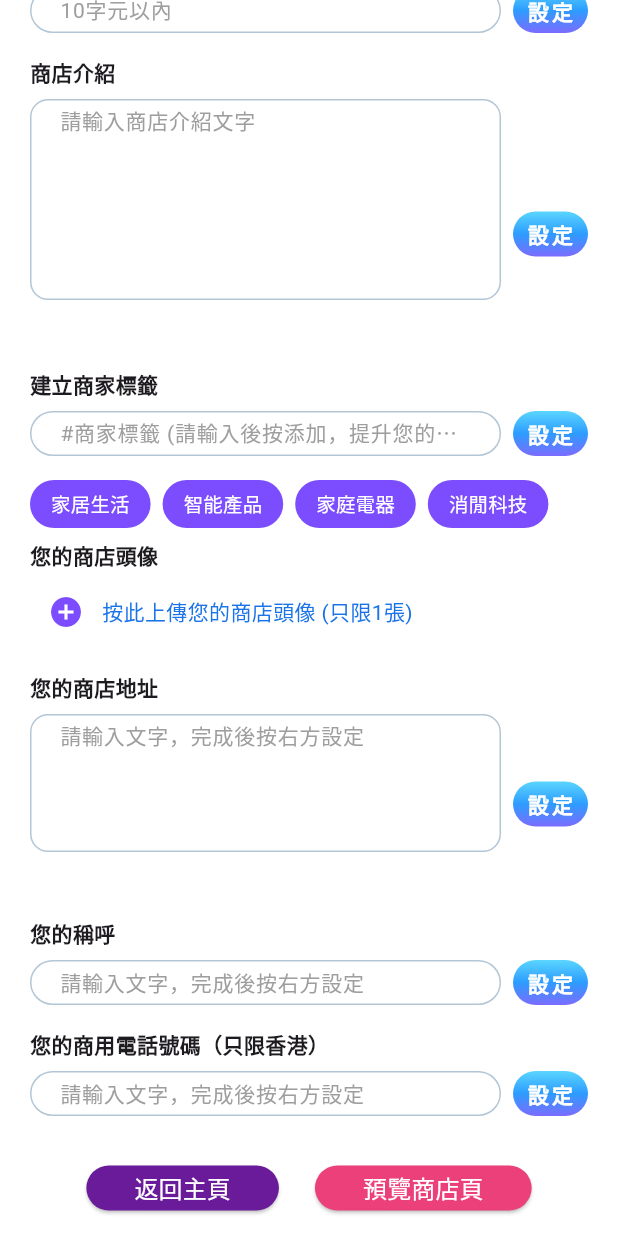
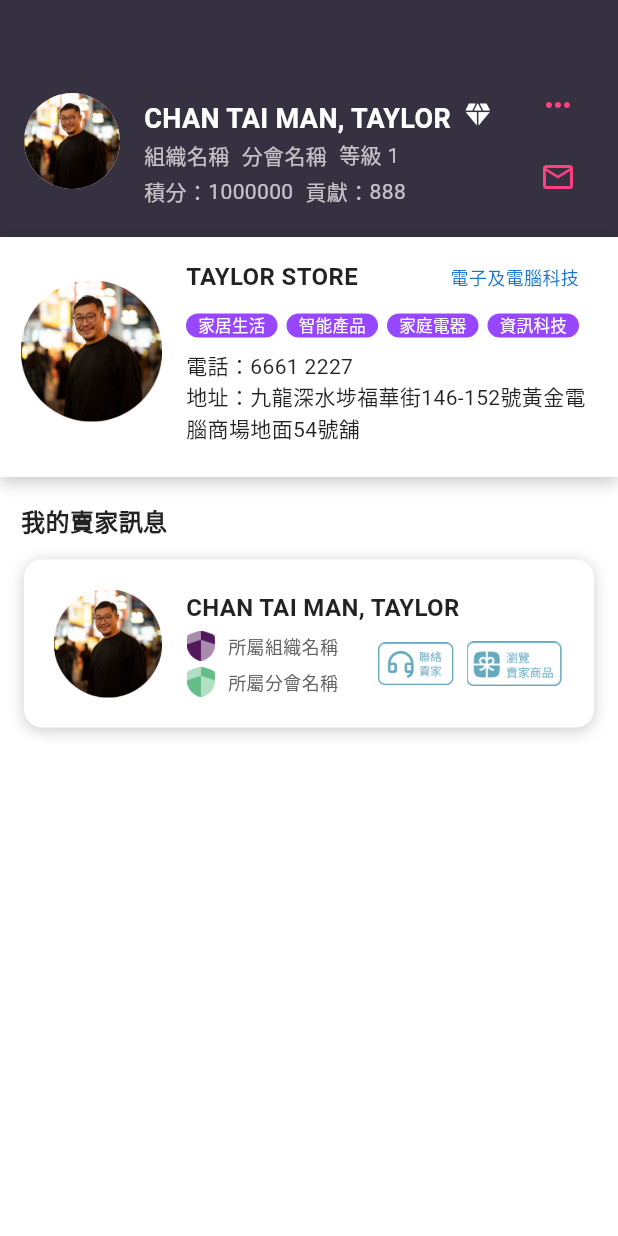
Before and after one commit to wangqiwei66/business_synerthink, a Flutter app: the SettingView screen opened directly, scrolled down 361 dp, after a tap on "預覽商店頁", on a phone screen of 412 x 824 dp. Run offline on Flutter 3.47's test engine with Material 3 defaults, Android fonts, the light colour scheme and no system bars; our stand-ins replace auto_size_text, cached_network_image, dio, fl_chart, flutter_animate, flutter_easyloading and 15 more; missing offline and left inert: dart:ffi, flutter_cupertino_datetime_picker, fluwx, jwt_decode, qr_code_scanner; accounts and stored records are empty; Roboto replaces fonts that are missing (PingFang SC).

Commit message:
feat(预览商店): 添加预览商店页面及逻辑控制器
添加预览商店页面视图和逻辑控制器，包含商店信息展示、用户信息展示和按钮交互功能
更新设置页面以跳转到新添加的预览商店页面
添加相关图标资源文件
调整会员中心视图按钮尺寸
更新应用版本号

```diff
--- /dev/null
+++ b/lib/app/pages/preview_shop_logic.dart
@@ -0,0 +1,27 @@
+import 'package:get/get.dart';
+
+/// 预览商店页面逻辑控制器
+class PreviewShopLogic extends GetxController {
+  // 商店信息
+  final storeName = 'TAYLOR STORE';
+  final storeCategory = '電子及電腦科技';
+  final storePhone = '6661 2227'.obs;
+  final storeAddress = '九龍深水埗福華街146-152號黃金電腦商場地面54號舖'.obs;
+
+  // 商店标签
+  final storeTags = <String>['家居生活', '智能產品', '家庭電器', '資訊科技'].obs;
+
+  // 用户信息
+  final userName = 'CHAN TAI MAN, TAYLOR'.obs;
+  final organizationName = '所屬組織名稱'.obs;
+  final branchName = '所屬分會名稱'.obs;
+
+  // 按钮点击事件
+  void onContactButtonPressed() {
+    Get.snackbar('聯絡', '聯絡賣家功能待實現');
+  }
+
+  void onReviewButtonPressed() {
+    Get.snackbar('瀏覽', '瀏覽賣家商品功能待實現');
+  }
+}
--- /dev/null
+++ b/lib/app/pages/preview_shop_view.dart
@@ -0,0 +1,298 @@
+import 'package:flutter/material.dart';
+import 'package:get/get.dart';
+import 'preview_shop_logic.dart';
+import 'userinfo_view.dart';
+
+/// 预览商店页面
+class PreviewShopView extends StatelessWidget {
+  const PreviewShopView({super.key});
+
+  @override
+  Widget build(BuildContext context) {
+    final logic = Get.put(PreviewShopLogic());
+
+    return Scaffold(
+      backgroundColor: Colors.white,
+      body: SingleChildScrollView(
+        child: Column(
+          children: [
+            // 顶部用户信息区域
+            const UserInfoView(),
+
+            // 主要内容区域
+
+            // 商店信息卡片
+            _buildStoreInfoCard(logic),
+
+            const SizedBox(height: 4),
+
+            const Padding(
+              padding: EdgeInsets.all(14.0),
+              child: Row(
+                children: [
+                  Text(
+                    '我的賣家訊息',
+                    style: TextStyle(
+                      fontSize: 16,
+                      fontWeight: FontWeight.bold,
+                      color: Colors.black87,
+                    ),
+                  ),
+                ],
+              ),
+            ),
+            // 我的賣家訊息卡片
+            _buildSellerInfoCard(logic),
+
+            const SizedBox(height: 20),
+          ],
+        ),
+      ),
+    );
+  }
+
+  /// 构建商店信息卡片
+  Widget _buildStoreInfoCard(PreviewShopLogic logic) {
+    return Container(
+      // margin: const EdgeInsets.symmetric(horizontal: 16),
+      padding: const EdgeInsets.all(14),
+      decoration: BoxDecoration(
+        color: Colors.white,
+        // borderRadius: BorderRadius.circular(12),
+        boxShadow: [
+          BoxShadow(
+            color: Colors.black.withOpacity(0.2),
+            blurRadius: 8,
+            offset: const Offset(0, 4),
+          ),
+        ],
+      ),
+      child: Column(
+        crossAxisAlignment: CrossAxisAlignment.start,
+        children: [
+          Row(
+            children: [
+              // 商店头像
+              Container(
+                width: 94,
+                height: 94,
+                decoration: BoxDecoration(
+                  borderRadius: BorderRadius.circular(40),
+                  image: const DecorationImage(
+                    image: AssetImage('assets/img/about_me_icon.png'),
+                    fit: BoxFit.cover,
+                  ),
+                ),
+              ),
+              const SizedBox(width: 16),
+
+              // 商店信息
+              Expanded(
+                child: Column(
+                  crossAxisAlignment: CrossAxisAlignment.start,
+                  children: [
+                    Row(
+                      children: [
+                        Text(
+                          logic.storeName,
+                          style: const TextStyle(
+                            fontSize: 16,
+                            fontWeight: FontWeight.bold,
+                            color: Colors.black87,
+                          ),
+                        ),
+                        const Spacer(),
+                        Container(
+                          padding: const EdgeInsets.symmetric(
+                              horizontal: 12, vertical: 4),
+                          // decoration: BoxDecoration(
+                          //   color: Colors.blue.shade100,
+                          //   borderRadius: BorderRadius.circular(12),
+                          // ),
+                          child: Text(
+                            logic.storeCategory,
+                            style: TextStyle(
+                              fontSize: 12,
+                              color: Colors.blue.shade700,
+                              fontWeight: FontWeight.w500,
+                            ),
+                          ),
+                        )
+                      ],
+                    ),
+                    const SizedBox(height: 12),
+                    // 商店标签
+                    Wrap(
+                      spacing: 6,
+                      runSpacing: 6,
+                      children: logic.storeTags
+                          .map((tag) => Container(
+                                padding: const EdgeInsets.symmetric(
+                                    horizontal: 8, vertical: 0),
+                                decoration: BoxDecoration(
+                                  color: const Color(0xFF9747FF),
+                                  borderRadius: BorderRadius.circular(12),
+                                ),
+                                child: Text(
+                                  tag,
+                                  style: const TextStyle(
+                                    fontSize: 11,
+                                    color: Colors.white,
+                                    fontWeight: FontWeight.w500,
+                                  ),
+                                ),
+                              ))
+                          .toList(),
+                    ),
+                    const SizedBox(
+                      height: 8,
+                    ),
+                    Text(
+                      '電話：${logic.storePhone.value}',
+                      style: const TextStyle(
+                        fontSize: 14,
+                        color: Colors.black87,
+                      ),
+                    ),
+                    Text(
+                      '地址：${logic.storeAddress.value}',
+                      style: const TextStyle(
+                        fontSize: 14,
+                        color: Colors.black87,
+                      ),
+                    )
+                  ],
+                ),
+              ),
+            ],
+          ),
+          const SizedBox(height: 8),
+        ],
+      ),
+    );
+  }
+
+  /// 构建我的賣家訊息卡片
+  Widget _buildSellerInfoCard(PreviewShopLogic logic) {
+    return Container(
+      margin: const EdgeInsets.symmetric(horizontal: 16),
+      padding: const EdgeInsets.all(20),
+      decoration: BoxDecoration(
+        color: Colors.white,
+        borderRadius: BorderRadius.circular(12),
+        boxShadow: [
+          BoxShadow(
+            color: Colors.black.withOpacity(0.2),
+            blurRadius: 8,
+            offset: const Offset(0, 2),
+          ),
+        ],
+      ),
+      child: Column(
+        crossAxisAlignment: CrossAxisAlignment.start,
+        children: [
+          Row(
+            children: [
+              // 用户头像
+              Container(
+                width: 72,
+                height: 72,
+                decoration: BoxDecoration(
+                  borderRadius: BorderRadius.circular(30),
+                  image: const DecorationImage(
+                    image: AssetImage('assets/img/about_me_icon.png'),
+                    fit: BoxFit.cover,
+                  ),
+                ),
+              ),
+              const SizedBox(width: 16),
+
+              // 用户信息
+              Expanded(
+                child: Column(
+                  crossAxisAlignment: CrossAxisAlignment.start,
+                  children: [
+                    Obx(() => Text(
+                          logic.userName.value,
+                          style: const TextStyle(
+                            fontSize: 16,
+                            fontWeight: FontWeight.bold,
+                            color: Colors.black87,
+                          ),
+                        )),
+                    const SizedBox(height: 4),
+                    Row(
+                      children: [
+                        Expanded(
+                          child: Column(
+                            children: [
+                              Row(
+                                children: [
+                                  Image.asset(
+                                    'assets/img/org_icon.png',
+                                    width: 20,
+                                    height: 20,
+                                  ),
+                                  const SizedBox(width: 8),
+                                  Obx(() => Text(
+                                        logic.organizationName.value,
+                                        style: const TextStyle(
+                                          fontSize: 12,
+                                          color: Color(0xFF616161),
+                                        ),
+                                      )),
+                                ],
+                              ),
+                              const SizedBox(height: 4),
+                              Row(
+                                children: [
+                                  Image.asset(
+                                    'assets/img/sub_icon.png',
+                                    width: 20,
+                                    height: 20,
+                                  ),
+                                  const SizedBox(width: 8),
+                                  Obx(() => Text(
+                                        logic.branchName.value,
+                                        style: const TextStyle(
+                                          fontSize: 12,
+                                          color: Color(0xFF616161),
+                                        ),
+                                      )),
+                                ],
+                              )
+                            ],
+                          ),
+                        ),
+                        const SizedBox(
+                          width: 8,
+                        ),
+                        Row(
+                          children: [
+                            Image.asset(
+                              'assets/img/contact_icon.png',
+                              width: 55,
+                              height: 30,
+                            ),
+                            const SizedBox(
+                              width: 4,
+                            ),
+                            Image.asset(
+                              'assets/img/browser_icon.png',
+                              width: 65,
+                              height: 30,
+                            )
+                          ],
+                        )
+                      ],
+                    ),
+                  ],
+                ),
+              ),
+            ],
+          ),
+        ],
+      ),
+    );
+  }
+}
--- a/lib/app/pages/setting_view.dart
+++ b/lib/app/pages/setting_view.dart
@@ -2,6 +2,7 @@ import 'package:flutter/material.dart';
 import 'package:flutter/services.dart';
 import 'package:get/get.dart';
 import 'package:tiny_weight/app/pages/userinfo_view.dart';
+import 'preview_shop_view.dart';
 import 'setting_logic.dart';
 
 class SettingView extends StatelessWidget {
@@ -87,7 +88,9 @@ class SettingView extends StatelessWidget {
                             padding: const EdgeInsets.symmetric(
                                 horizontal: 32, vertical: 0),
                           ),
-                          onPressed: () {},
+                          onPressed: () {
+                            Get.to(() => const PreviewShopView());
+                          },
                           child: const Text('預覽商店頁',
                               style:
                                   TextStyle(fontSize: 16, color: Colors.white)),
--- a/lib/app/pages/sidemenu/member_center_view.dart
+++ b/lib/app/pages/sidemenu/member_center_view.dart
@@ -1573,7 +1573,8 @@ class MemberCenterView extends StatelessWidget {
                 EasyLoading.showInfo('打開活動日曆功能待實現');
               },
               child: Container(
-                width: 120,
+                height: 35,
+                width: 112,
                 padding: const EdgeInsets.symmetric(horizontal: 8, vertical: 8),
                 decoration: const BoxDecoration(
                   color: Color(0xFFF5156B),
--- a/pubspec.yaml
+++ b/pubspec.yaml
@@ -1,5 +1,5 @@
 name: tiny_weight
-version: 0.0.14+14
+version: 0.0.1+1
 publish_to: none
 description: 商联思维 App.
 environment:
```
Also changed, not shown: assets/img/browser_icon.png (added), assets/img/contact_icon.png (added).
